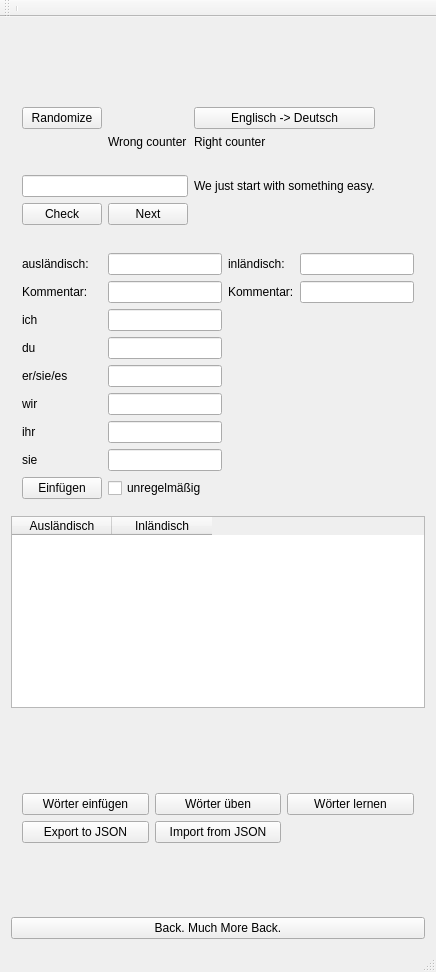
Before: the Qt Designer form mainwindow.ui in MisterHyde/vocaburglary, drawn with Qt 5.
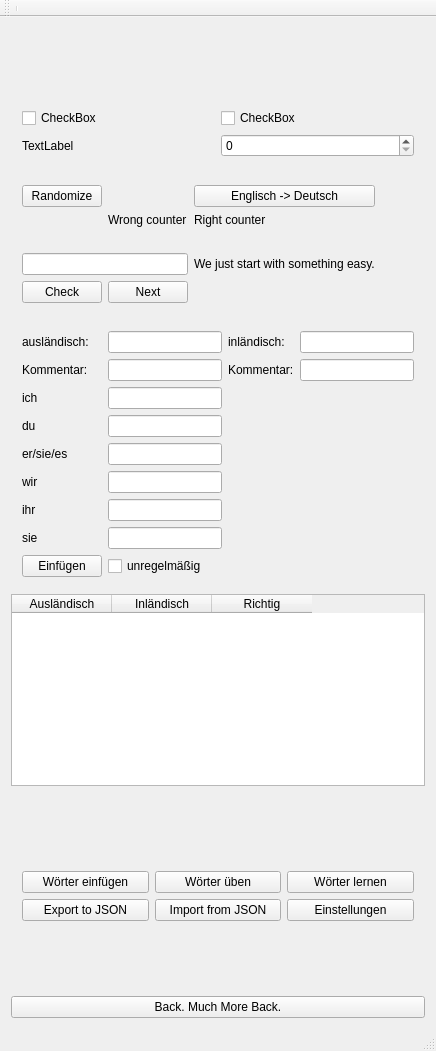
After: the same form once the commit is applied.

The edit to the form file:
```diff
--- a/mainwindow.ui
+++ b/mainwindow.ui
@@ -7,7 +7,7 @@
     <x>0</x>
     <y>0</y>
     <width>436</width>
-    <height>972</height>
+    <height>1051</height>
    </rect>
   </property>
   <property name="sizePolicy">
@@ -40,6 +40,36 @@
       </property>
      </spacer>
     </item>
+    <item>
+     <widget class="QWidget" name="configWidget" native="true">
+      <layout class="QGridLayout" name="gridLayout_5">
+       <item row="0" column="0">
+        <widget class="QCheckBox" name="configCheckBox1">
+         <property name="text">
+          <string>CheckBox</string>
+         </property>
+        </widget>
+       </item>
+       <item row="0" column="1">
+        <widget class="QCheckBox" name="configCheckBox2">
+         <property name="text">
+          <string>CheckBox</string>
+         </property>
+        </widget>
+       </item>
+       <item row="1" column="0">
+        <widget class="QLabel" name="labelSpinBox">
+         <property name="text">
+          <string>TextLabel</string>
+         </property>
+        </widget>
+       </item>
+       <item row="1" column="1">
+        <widget class="QSpinBox" name="spinBox"/>
+       </item>
+      </layout>
+     </widget>
+    </item>
     <item>
      <widget class="QWidget" name="learnWidget" native="true">
       <property name="sizePolicy">
@@ -301,6 +331,11 @@
         <string>Inländisch</string>
        </property>
       </column>
+      <column>
+       <property name="text">
+        <string>Richtig</string>
+       </property>
+      </column>
      </widget>
     </item>
     <item>
@@ -366,6 +401,13 @@
          </property>
         </widget>
        </item>
+       <item row="2" column="2">
+        <widget class="QPushButton" name="pushButtonConfig">
+         <property name="text">
+          <string>Einstellungen</string>
+         </property>
+        </widget>
+       </item>
       </layout>
      </widget>
     </item>
```
